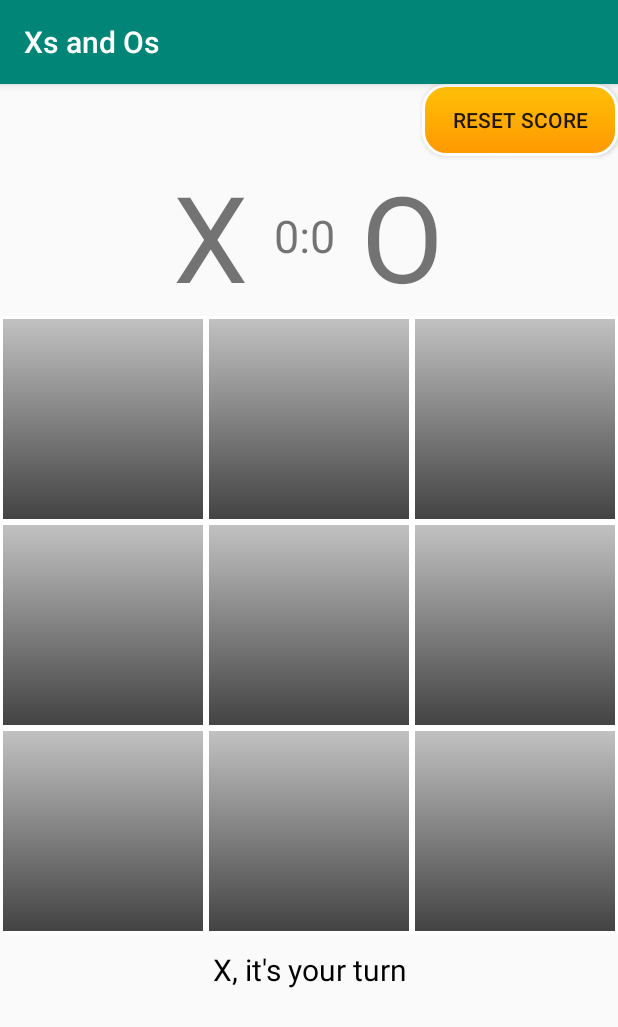
After one commit to varunngoyal/TicTacToe, an Android app: the OnlineActivity screen opened directly, with no data from a screen before it, on a phone screen of 412 x 824 dp. The commit adds this screen. Shown: the top 1027 px of the screen. Run offline under Robolectric (Android 15) with nearby library versions, the phone set to English and light mode, and no system bars; our stand-ins replace Firebase (no records; nobody signed in at launch, a user with empty details on screens opened directly); 2 statements that could not run were skipped.

Commit message:
Online mode (basic) refactored + disable button added

```diff
--- a/app/src/main/AndroidManifest.xml
+++ b/app/src/main/AndroidManifest.xml
@@ -9,8 +9,10 @@
         android:roundIcon="@mipmap/ic_launcher_round"
         android:supportsRtl="true"
         android:theme="@style/AppTheme">
-        <activity android:name=".modular.OfflineGameActivity"
-                  android:theme="@style/AppTheme.NoActionBar"/>
+        <activity android:name=".modular.OnlineActivity"></activity>
+        <activity
+            android:name=".modular.OfflineGameActivity"
+            android:theme="@style/AppTheme.NoActionBar" />
         <activity android:name=".OnlineGameActivity" />
         <activity android:name=".RoomActivity" />
         <activity android:name=".PlayerModeActivity" />
--- a/app/src/main/java/com/vaavdevelopers/tictactoe/modular/OfflineGameActivity.java
+++ b/app/src/main/java/com/vaavdevelopers/tictactoe/modular/OfflineGameActivity.java
@@ -49,7 +49,6 @@ public class OfflineGameActivity extends AppCompatActivity implements View.OnCli
     private boolean isSoundEnabled, isMusicEnabled;
     boolean isSinglePlayer;
     ArrayList<Integer> nextTurnChoices = new ArrayList<>();
-
 
     @Override
     protected void onCreate(Bundle savedInstanceState) {
--- /dev/null
+++ b/app/src/main/java/com/vaavdevelopers/tictactoe/modular/OnlineActivity.java
@@ -0,0 +1,376 @@
+package com.vaavdevelopers.tictactoe.modular;
+
+import androidx.annotation.NonNull;
+import androidx.appcompat.app.AlertDialog;
+import androidx.appcompat.app.AppCompatActivity;
+
+import android.content.DialogInterface;
+import android.content.SharedPreferences;
+import android.graphics.Color;
+import android.graphics.Typeface;
+import android.os.Bundle;
+import android.util.DisplayMetrics;
+import android.view.Gravity;
+import android.view.View;
+import android.widget.Button;
+import android.widget.LinearLayout;
+import android.widget.TableLayout;
+import android.widget.TableRow;
+import android.widget.TextView;
+import android.widget.Toast;
+
+import com.google.firebase.database.DataSnapshot;
+import com.google.firebase.database.DatabaseError;
+import com.google.firebase.database.DatabaseReference;
+import com.google.firebase.database.FirebaseDatabase;
+import com.google.firebase.database.ValueEventListener;
+import com.vaavdevelopers.tictactoe.R;
+
+public class OnlineActivity extends AppCompatActivity implements View.OnClickListener {
+
+    public static final String PREFS_NAME = "TicTacToeShared";
+    LinearLayout linearLayout;
+    TableRow.LayoutParams params;
+    private int n = 3, matchToWin = 3;
+    boolean player1Turn = true;
+    XOBoard board;
+    Button[][] buttons = new Button[n][n];
+    TextView textViewPoints, textTurn;
+
+    String roomName, playerName, message;
+    Boolean host = false;
+    FirebaseDatabase database;
+    DatabaseReference messageRef, player2Ref, player1Ref, gameRef;
+    boolean copyRoundStateFlag = false;
+
+    @Override
+    protected void onCreate(Bundle savedInstanceState) {
+        super.onCreate(savedInstanceState);
+        setContentView(R.layout.activity_online);
+
+        linearLayout = findViewById(R.id.LL);
+        textViewPoints = findViewById(R.id.text_view_points);
+        textTurn = findViewById(R.id.txt_turn);
+        board = new XOBoard(n, matchToWin);
+        initGameBoard();
+
+        findViewById(R.id.button_reset).setOnClickListener(new View.OnClickListener() {
+            @Override
+            public void onClick(View v) {
+                resetGame();
+            }
+        });
+
+        SharedPreferences preferences = getSharedPreferences(PREFS_NAME, 0);
+        playerName = preferences.getString("playerName", "");
+
+        roomName = getIntent().getStringExtra("roomName");
+        host = getIntent().getBooleanExtra("host", false);
+
+        database = FirebaseDatabase.getInstance();
+        messageRef = database.getReference("rooms/" + roomName + "/message" );
+        player2Ref = database.getReference("rooms/"+roomName + "/player2");
+        gameRef = database.getReference("rooms/"+roomName );
+        player1Ref = database.getReference("rooms/"+roomName+"/player1");
+
+        if(host) {
+            player2Ref.setValue("");
+            addPlayer2EventListener();
+            messageRef.setValue("");
+
+        } else {
+            //player1Ref = database.getReference("rooms/"+roomName+"/player1");
+            Toast.makeText(this, "Welcome to the online mode! Player1 has already joined the game!",
+                    Toast.LENGTH_LONG).show();
+            player2Ref.setValue(playerName);
+            addPlayer1EventListener();
+        }
+
+        setBoardPlayable(false);
+
+        addRoomEventListener();
+
+
+    }
+
+    private void addRoomEventListener() {
+        messageRef.addValueEventListener(new ValueEventListener() {
+            @Override
+            public void onDataChange(@NonNull DataSnapshot dataSnapshot) {
+                //message received
+
+                if(host && dataSnapshot.getValue(String.class).contains("O:") ||
+                        !host && dataSnapshot.getValue(String.class).contains("X:")) {
+
+                    copyRoundState(dataSnapshot);
+                }
+            }
+
+            @Override
+            public void onCancelled(@NonNull DatabaseError databaseError) {
+
+            }
+        });
+    }
+
+    public void copyRoundState(DataSnapshot dataSnapshot) {
+
+        Toast.makeText(OnlineActivity.this, "" +
+                dataSnapshot.getValue(String.class), Toast.LENGTH_SHORT).show();
+
+        setBoardPlayable(true);
+
+        String[] temp = dataSnapshot.getValue(String.class).split(":");
+        if(temp.length > 1) {
+            int used_cell = Integer.parseInt(temp[1]);
+            int used_row = used_cell / 3;
+            int used_col = used_cell % 3;
+
+            copyRoundStateFlag = true;
+            buttons[used_row][used_col].performClick();
+            copyRoundStateFlag = false;
+        }
+    }
+
+    private void addPlayer2EventListener() {
+        player2Ref.addValueEventListener(new ValueEventListener() {
+            @Override
+            public void onDataChange(@NonNull DataSnapshot dataSnapshot) {
+                //player 2 joins room
+                String player2_name = dataSnapshot.getValue(String.class);
+
+                if(!player2_name.equals("")) {
+                    Toast.makeText(OnlineActivity.this,
+                            ""+player2_name+" has joined the room!",
+                            Toast.LENGTH_SHORT).show();
+                    message = "O:";
+                    messageRef.setValue(message);
+
+                } else {
+                    Toast.makeText(OnlineActivity.this,
+                            "Welcome to online mode! Waiting for player 2 to join..",
+                            Toast.LENGTH_SHORT).show();
+                    board.resetBoard();
+                    setBoardPlayable(false);
+                }
+
+            }
+
+            @Override
+            public void onCancelled(@NonNull DatabaseError databaseError) {
+
+            }
+        });
+    }
+
+    private void addPlayer1EventListener() {
+        player2Ref.addValueEventListener(new ValueEventListener() {
+            @Override
+            public void onDataChange(@NonNull DataSnapshot dataSnapshot) {
+                //player 2 joins room
+                String player_name = dataSnapshot.getValue(String.class);
+
+                if(!player_name.equals("")) {
+                    Toast.makeText(OnlineActivity.this,
+                            ""+player_name+" has joined the room!",
+                            Toast.LENGTH_SHORT).show();
+                    message = "O:";
+                    messageRef.setValue(message);
+
+                } else {
+                    Toast.makeText(OnlineActivity.this,
+                            player_name+" has left the room",
+                            Toast.LENGTH_SHORT).show();
+                    board.resetBoard();
+                    setBoardPlayable(false);
+                }
+
+            }
+
+            @Override
+            public void onCancelled(@NonNull DatabaseError databaseError) {
+
+            }
+        });
+    }
+
+
+
+    private void initGameBoard() {
+        TableLayout mTableLayout = new TableLayout(this);
+
+        DisplayMetrics displaymetrics = new DisplayMetrics();
+        this.getWindowManager().getDefaultDisplay().getMetrics(displaymetrics);
+
+        mTableLayout.setLayoutParams(new TableLayout.LayoutParams(
+                displaymetrics.widthPixels, displaymetrics.widthPixels
+        ));
+
+        params = new TableRow.LayoutParams(
+                TableRow.LayoutParams.MATCH_PARENT, displaymetrics.widthPixels/n, 1f
+        );
+
+        //mTableLayout.setStretchAllColumns(true);
+
+        for(int i=0;i<n;i++) {
+            TableRow row = new TableRow(this);
+
+            row.setLayoutParams(params);
+
+            for(int j=0;j<n;j++) {
+                buttons[i][j] = new Button(this);
+                buttons[i][j].setPadding(0,0,0,0);
+                buttons[i][j].setBackgroundResource(R.drawable.gridbtn_custom_empty);
+                //button.setText(i+""+j);
+                buttons[i][j].setText("");
+                buttons[i][j].setLayoutParams(params);
+
+                buttons[i][j].setTextColor(Color.WHITE);
+
+                buttons[i][j].setTag("btn_"+(i*n+j));
+                buttons[i][j].setOnClickListener(this);
+                //System.err.println(buttons[i][j].getTag());
+                row.addView(buttons[i][j]);
+            }
+            mTableLayout.addView(row);
+
+        }
+        linearLayout.addView(mTableLayout);
+    }
+
+    private int extractButtonNoFromTag(Button button){
+        String tag = (String)button.getTag();
+        String number = tag.split("_")[1];
+        return Integer.parseInt(number);
+    }
+
+    @Override
+    public void onClick(View v) {
+
+        //move already played
+        if(!((Button)v).getText().equals("")) {
+            return ;
+        }
+
+        if(!copyRoundStateFlag)
+            setBoardPlayable(false);
+
+        if (player1Turn) {
+            ((Button) v).setText("X");
+            v.setBackground(getResources().getDrawable(R.drawable.gridbtn_custom_p1));
+            message = "X:";
+
+        } else {
+            ((Button) v).setText("O");
+            v.setBackground(getResources().getDrawable(R.drawable.gridbtn_custom_p2));
+            message = "O:";
+
+        }
+        int button_no = extractButtonNoFromTag((Button)v);
+        board.playMove(button_no, player1Turn);
+
+
+        int result = board.gameResult();
+        //System.err.println(result);
+        gameResultListener(result);
+
+        messageRef.setValue(message + button_no);
+
+    }
+
+    private void gameResultListener(int result) {
+
+        switch (result) {
+
+            case XOBoard.RESULT_X_WIN:
+
+                showWinAlert("X wins!");
+                textViewPoints.setText(" "+board.player1Points+":"+board.player2Points+" ");
+
+                //Toast.makeText(this, "X wins!", Toast.LENGTH_SHORT).show();
+                break;
+
+            case XOBoard.RESULT_O_WIN:
+
+                showWinAlert("O wins!");
+                textViewPoints.setText(" "+board.player1Points+":"+board.player2Points+" ");
+
+                //Toast.makeText(this, "O wins!", Toast.LENGTH_SHORT).show();
+                break;
+
+            case XOBoard.RESULT_DRAW:
+
+                showWinAlert("Draw!");
+                //Toast.makeText(this, "Draw!", Toast.LENGTH_SHORT).show();
+                break;
+
+            case XOBoard.RESULT_NONE:
+                //Toast.makeText(this, "Continue turn..", Toast.LENGTH_SHORT).show();
+                player1Turn = !player1Turn;
+                if(player1Turn)
+                    textTurn.setText("X, it's your turn");
+                else
+                    textTurn.setText("O, it's your turn");
+                break;
+
+        }
+
+
+    }
+
+    private void showWinAlert(String winStr) {
+        AlertDialog.Builder alert = new AlertDialog.Builder(this);
+
+        //title of game conclusion
+        TextView Xwins = new TextView(this);
+        Xwins.setPadding(0, 40, 0, 0);
+        Xwins.setTextSize(30);
+        Xwins.setTextColor(Color.BLACK);
+        Xwins.setTypeface(null, Typeface.BOLD);
+        Xwins.setGravity(Gravity.CENTER_HORIZONTAL);
+        Xwins.setText(winStr);
+        alert.setView(Xwins);
+
+        //alert.setTitle("X wins!");
+        alert.setCancelable(false);
+        alert.setNeutralButton("OK", new DialogInterface.OnClickListener() {
+            @Override
+            public void onClick(DialogInterface dialog, int which) {
+                resetBoard();
+            }
+        });
+        alert.create().show();
+
+
+    }
+
+    private void resetBoard() {
+        board.resetBoard();
+
+        for(int i=0;i<n;i++) {
+            for(int j=0;j<n;j++) {
+                buttons[i][j].setText("");
+                buttons[i][j].setBackgroundResource(R.drawable.gridbtn_custom_empty);
+            }
+        }
+        player1Turn = true;
+        textTurn.setText("X, it's your turn");
+        if(host)
+            setBoardPlayable(true);
+        else
+            setBoardPlayable(false);
+    }
+
+    private void resetGame() {
+        board.player1Points = board.player2Points = 0;
+        textViewPoints.setText(" 0:0 ");
+    }
+
+    private void setBoardPlayable(boolean toggle) {
+
+        for(int i=0;i<n;i++)
+            for(int j=0;j<n;j++)
+                buttons[i][j].setEnabled(toggle);
+    }
+
+}
--- /dev/null
+++ b/app/src/main/res/drawable/gridbtn_custom_empty.xml
@@ -0,0 +1,10 @@
+<?xml version="1.0" encoding="utf-8"?>
+<selector xmlns:android="http://schemas.android.com/apk/res/android">
+
+    <item
+        android:state_enabled="false"
+        android:drawable="@drawable/gridbtn_disabled"/>
+
+    <item android:drawable="@drawable/gridbtn_empty"/>
+
+</selector>
--- /dev/null
+++ b/app/src/main/res/drawable/gridbtn_custom_p1.xml
@@ -0,0 +1,10 @@
+<?xml version="1.0" encoding="utf-8"?>
+<selector xmlns:android="http://schemas.android.com/apk/res/android">
+
+    <item
+        android:state_enabled="false"
+        android:drawable="@drawable/gridbtn_disabled"/>
+
+    <item android:drawable="@drawable/gridbtn_p1"/>
+
+</selector>
--- /dev/null
+++ b/app/src/main/res/drawable/gridbtn_custom_p2.xml
@@ -0,0 +1,10 @@
+<?xml version="1.0" encoding="utf-8"?>
+<selector xmlns:android="http://schemas.android.com/apk/res/android">
+
+    <item
+        android:state_enabled="false"
+        android:drawable="@drawable/gridbtn_disabled"/>
+
+    <item android:drawable="@drawable/gridbtn_p2"/>
+
+</selector>
--- /dev/null
+++ b/app/src/main/res/drawable/gridbtn_disabled.xml
@@ -0,0 +1,17 @@
+<?xml version="1.0" encoding="utf-8"?>
+<shape xmlns:android="http://schemas.android.com/apk/res/android"
+    android:shape="rectangle">
+
+    <gradient
+        android:endColor="#39000000"
+        android:startColor="@color/cardview_dark_background"
+        android:angle="90"/>
+    <stroke
+        android:width="2dp"
+        android:color="#FFF"
+        />
+
+<!--    <corners
+        android:radius="15dp"/>-->
+
+</shape>
--- /dev/null
+++ b/app/src/main/res/layout/activity_online.xml
@@ -0,0 +1,79 @@
+<?xml version="1.0" encoding="utf-8"?>
+<RelativeLayout xmlns:android="http://schemas.android.com/apk/res/android"
+    xmlns:app="http://schemas.android.com/apk/res-auto"
+    xmlns:tools="http://schemas.android.com/tools"
+    android:layout_width="match_parent"
+    android:layout_height="match_parent"
+    tools:context="com.vaavdevelopers.tictactoe.modular.OnlineActivity">
+
+        <RelativeLayout
+            android:id="@+id/header"
+            android:layout_width="match_parent"
+            android:layout_height="wrap_content">
+
+
+            <Button
+                android:id="@+id/button_reset"
+                android:layout_width="wrap_content"
+                android:layout_height="wrap_content"
+                android:text="    Reset score    "
+                android:background="@drawable/settings_button"
+                android:layout_alignParentRight="true"/>
+
+            <LinearLayout
+                android:layout_below="@+id/button_reset"
+                android:layout_width="wrap_content"
+                android:layout_height="wrap_content"
+                android:layout_centerHorizontal="true"
+                >
+                <TextView
+                    android:id="@+id/X"
+                    android:layout_width="wrap_content"
+                    android:layout_height="wrap_content"
+                    android:text="X"
+                    android:textSize="80sp" />
+
+
+                <TextView
+                    android:id="@+id/text_view_points"
+                    android:layout_width="wrap_content"
+                    android:layout_height="wrap_content"
+                    android:text=" 0:0 "
+                    android:padding="10dp"
+                    android:textSize="30sp"
+                    android:textAlignment="gravity"
+                    android:layout_gravity="center"
+                    />
+
+                <TextView
+                    android:id="@+id/O"
+                    android:layout_width="wrap_content"
+                    android:layout_height="wrap_content"
+                    android:text="O"
+                    android:textSize="80sp" />
+
+            </LinearLayout>
+
+    </RelativeLayout>
+
+    <LinearLayout
+        android:layout_width="match_parent"
+        android:layout_height="wrap_content"
+        android:id="@+id/LL"
+        android:layout_below="@+id/header"
+        android:orientation="vertical">
+
+    </LinearLayout>
+
+    <TextView
+        android:id="@+id/txt_turn"
+        android:layout_width="match_parent"
+        android:layout_height="wrap_content"
+        android:gravity="center_horizontal"
+        android:layout_below="@+id/LL"
+        android:text="X, it's your turn"
+        android:textSize="20sp"
+        android:layout_margin="10dp"
+        android:textColor="#000000" />
+
+</RelativeLayout>
```
Also changed, not shown: app/src/main/java/com/vaavdevelopers/tictactoe/RoomActivity.java (+31 -3 lines).
